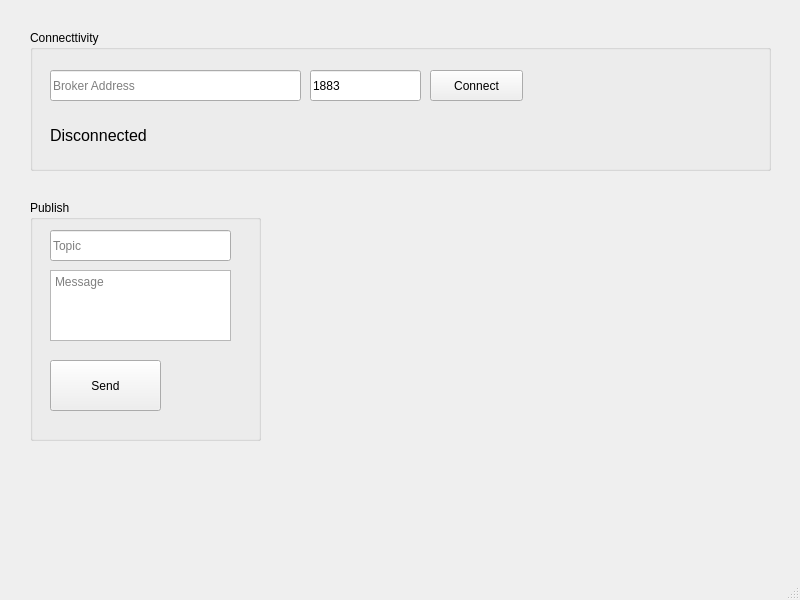
Old version of the form mainapp.ui in the repository iqfareez/py-mqttclient-app.
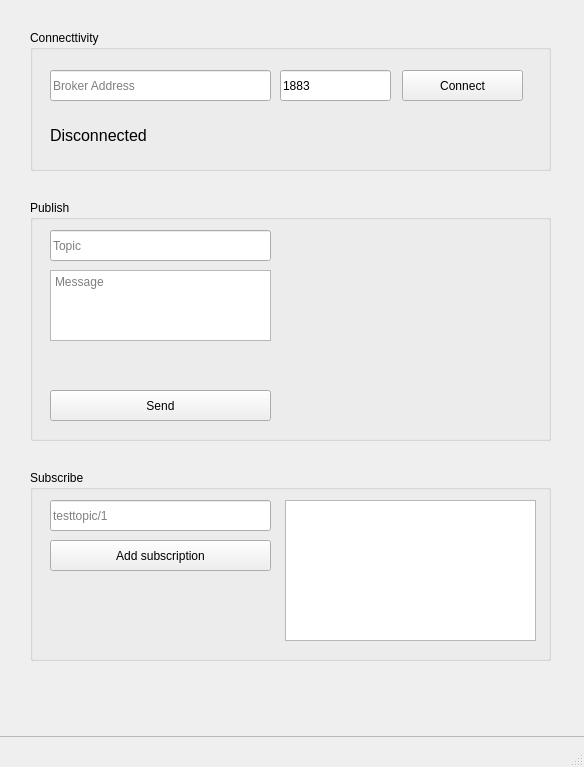
New version of the form.

Commit message: :sparkles: Added subscribe portion

Patch:
```diff
--- a/mainapp.ui
+++ b/mainapp.ui
@@ -6,8 +6,8 @@
    <rect>
     <x>0</x>
     <y>0</y>
-    <width>800</width>
-    <height>600</height>
+    <width>584</width>
+    <height>767</height>
    </rect>
   </property>
   <property name="windowTitle">
@@ -19,7 +19,7 @@
      <rect>
       <x>30</x>
       <y>30</y>
-      <width>741</width>
+      <width>521</width>
       <height>141</height>
      </rect>
     </property>
@@ -29,9 +29,9 @@
     <widget class="QPushButton" name="connectButton">
      <property name="geometry">
       <rect>
-       <x>400</x>
+       <x>372</x>
        <y>40</y>
-       <width>93</width>
+       <width>121</width>
        <height>31</height>
       </rect>
      </property>
@@ -62,7 +62,7 @@
       <rect>
        <x>20</x>
        <y>40</y>
-       <width>251</width>
+       <width>221</width>
        <height>31</height>
       </rect>
      </property>
@@ -73,7 +73,7 @@
     <widget class="QLineEdit" name="brokerPortTextbox">
      <property name="geometry">
       <rect>
-       <x>280</x>
+       <x>250</x>
        <y>40</y>
        <width>111</width>
        <height>31</height>
@@ -92,7 +92,7 @@
      <rect>
       <x>30</x>
       <y>200</y>
-      <width>231</width>
+      <width>521</width>
       <height>241</height>
      </rect>
     </property>
@@ -104,7 +104,7 @@
       <rect>
        <x>20</x>
        <y>70</y>
-       <width>181</width>
+       <width>221</width>
        <height>71</height>
       </rect>
      </property>
@@ -116,9 +116,9 @@
      <property name="geometry">
       <rect>
        <x>20</x>
-       <y>160</y>
-       <width>111</width>
-       <height>51</height>
+       <y>190</y>
+       <width>221</width>
+       <height>31</height>
       </rect>
      </property>
      <property name="text">
@@ -130,7 +130,7 @@
       <rect>
        <x>20</x>
        <y>30</y>
-       <width>181</width>
+       <width>221</width>
        <height>31</height>
       </rect>
      </property>
@@ -139,6 +139,82 @@
      </property>
     </widget>
    </widget>
+   <widget class="QGroupBox" name="groupBox">
+    <property name="geometry">
+     <rect>
+      <x>30</x>
+      <y>470</y>
+      <width>521</width>
+      <height>191</height>
+     </rect>
+    </property>
+    <property name="title">
+     <string>Subscribe</string>
+    </property>
+    <widget class="QLineEdit" name="subscribeTopicTextbox">
+     <property name="geometry">
+      <rect>
+       <x>20</x>
+       <y>30</y>
+       <width>221</width>
+       <height>31</height>
+      </rect>
+     </property>
+     <property name="placeholderText">
+      <string>testtopic/1</string>
+     </property>
+    </widget>
+    <widget class="QPushButton" name="addSubscriptionButton">
+     <property name="geometry">
+      <rect>
+       <x>20</x>
+       <y>70</y>
+       <width>221</width>
+       <height>31</height>
+      </rect>
+     </property>
+     <property name="text">
+      <string>Add subscription</string>
+     </property>
+    </widget>
+    <widget class="QTableWidget" name="incomingMessagesTable">
+     <property name="geometry">
+      <rect>
+       <x>255</x>
+       <y>30</y>
+       <width>251</width>
+       <height>141</height>
+      </rect>
+     </property>
+    </widget>
+   </widget>
+   <widget class="QScrollArea" name="scrollArea">
+    <property name="geometry">
+     <rect>
+      <x>-1</x>
+      <y>-4</y>
+      <width>591</width>
+      <height>741</height>
+     </rect>
+    </property>
+    <property name="widgetResizable">
+     <bool>true</bool>
+    </property>
+    <widget class="QWidget" name="scrollAreaWidgetContents">
+     <property name="geometry">
+      <rect>
+       <x>0</x>
+       <y>0</y>
+       <width>589</width>
+       <height>739</height>
+      </rect>
+     </property>
+    </widget>
+   </widget>
+   <zorder>scrollArea</zorder>
+   <zorder>connectivityGroupBox</zorder>
+   <zorder>groupBox_2</zorder>
+   <zorder>groupBox</zorder>
   </widget>
   <widget class="QMenuBar" name="menubar">
    <property name="geometry">
```
Left out of the diff: 4 changed lines with no effect on the pictures. The commit also changes 2 other files.
